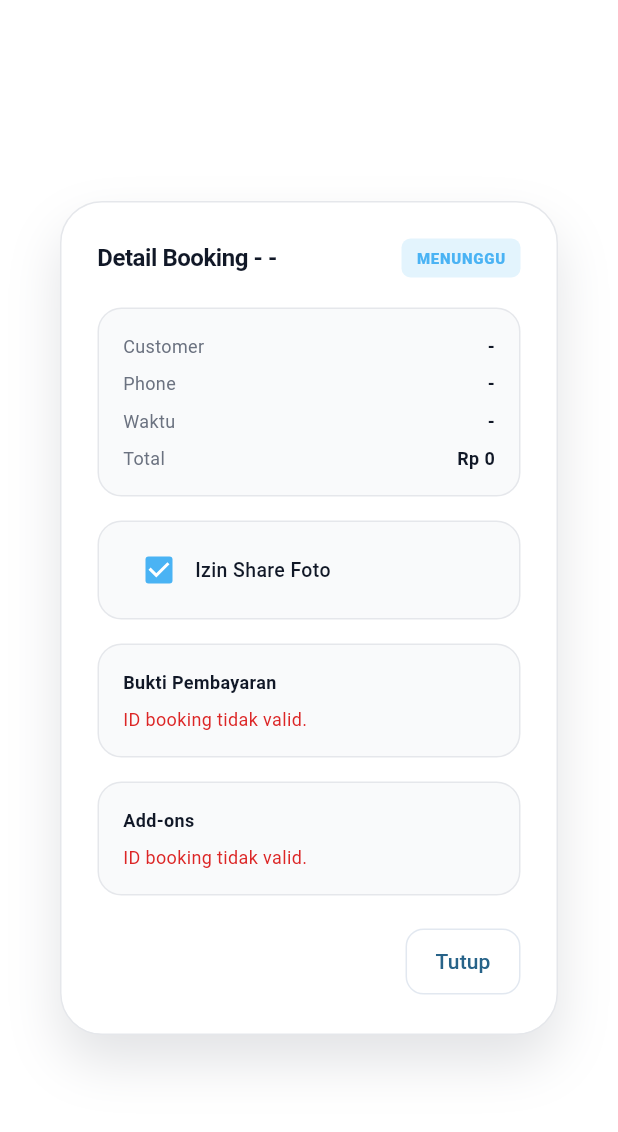
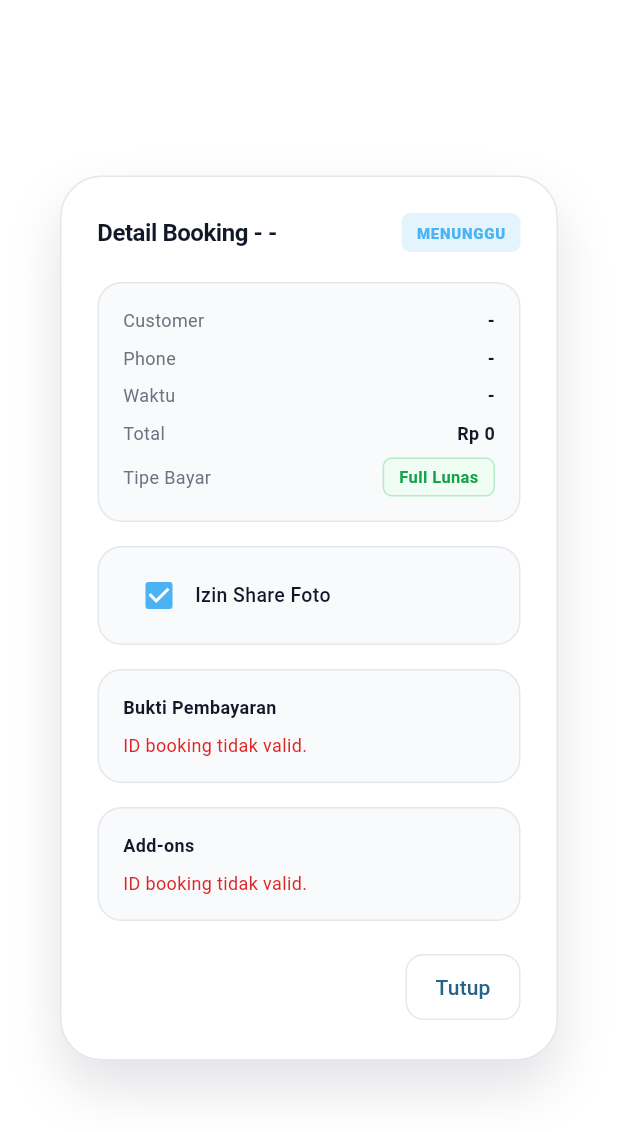
Before and after one commit to safrizalrahman46/photobooth-pos, a Flutter app: the BookingDetailDialog widget shown alone on an empty page, opened directly with empty values, on a phone screen of 412 x 824 dp. Shown: the top 1132 px of the screen. Run offline on Flutter 3.47's test engine with Material 3 defaults, Android fonts, the phone set to English and light mode, and no system bars; our stand-ins replace flutter_riverpod, get, google_fonts, pdf, printing, shared_preferences; accounts and stored records are empty; Roboto replaces fonts that are missing (Poppins, Segoe UI).

Commit message:
feat: Add payment type display in booking details and booking table

```diff
--- a/apps/desktop_flutter/lib/features/booking/presentation/widgets/dialogs/booking_detail_dialog.dart
+++ b/apps/desktop_flutter/lib/features/booking/presentation/widgets/dialogs/booking_detail_dialog.dart
@@ -202,6 +202,70 @@ class _BookingDetailDialogState extends State<BookingDetailDialog> {
                         _infoRow('Waktu', _booking.time),
                         const SizedBox(height: 8),
                         _infoRow('Total', _formatPrice(_booking.totalAmount)),
+                        const SizedBox(height: 8),
+                        Row(
+                          mainAxisAlignment: MainAxisAlignment.spaceBetween,
+                          children: [
+                            Text(
+                              'Tipe Bayar',
+                              style: AppTextStyles.bodySmall.copyWith(fontSize: 12),
+                            ),
+                            Container(
+                              padding: const EdgeInsets.symmetric(horizontal: 10, vertical: 4),
+                              decoration: BoxDecoration(
+                                color: _booking.paymentType == 'dp50'
+                                    ? const Color(0xFFFFF7ED)
+                                    : const Color(0xFFF0FDF4),
+                                borderRadius: BorderRadius.circular(6),
+                                border: Border.all(
+                                  color: _booking.paymentType == 'dp50'
+                                      ? const Color(0xFFF97316).withValues(alpha: 0.3)
+                                      : const Color(0xFF22C55E).withValues(alpha: 0.3),
+                                ),
+                              ),
+                              child: Text(
+                                _booking.paymentType == 'dp50' ? 'DP 50%' : 'Full Lunas',
+                                style: TextStyle(
+                                  fontFamily: 'Poppins',
+                                  fontSize: 11,
+                                  fontWeight: FontWeight.w700,
+                                  color: _booking.paymentType == 'dp50'
+                                      ? const Color(0xFFF97316)
+                                      : const Color(0xFF16A34A),
+                                ),
+                              ),
+                            ),
+                          ],
+                        ),
+                        if (_booking.paymentType == 'dp50') ...[
+                          const SizedBox(height: 8),
+                          _infoRow('Deposit (DP)', _formatPrice(_booking.depositAmount)),
+                        ],
+                        if (_detail != null) ...[
+                          const SizedBox(height: 8),
+                          _infoRow('Sudah Dibayar', _formatPrice(_detail!.paidAmount)),
+                          const SizedBox(height: 8),
+                          Row(
+                            mainAxisAlignment: MainAxisAlignment.spaceBetween,
+                            children: [
+                              Text(
+                                'Sisa Bayar',
+                                style: AppTextStyles.bodySmall.copyWith(fontSize: 12),
+                              ),
+                              Text(
+                                _formatPrice(_detail!.remainingAmount),
+                                style: TextStyle(
+                                  fontFamily: 'Poppins',
+                                  fontSize: 12,
+                                  fontWeight: FontWeight.w700,
+                                  color: _detail!.remainingAmount > 0
+                                      ? const Color(0xFFEF4444)
+                                      : AppColors.success,
+                                ),
+                              ),
+                            ],
+                          ),
+                        ],
                       ],
                     ),
                   ),
```
Also changed, not shown: apps/desktop_flutter/lib/features/booking/presentation/pages/pure_booking_page.dart (+35 -0 lines).
